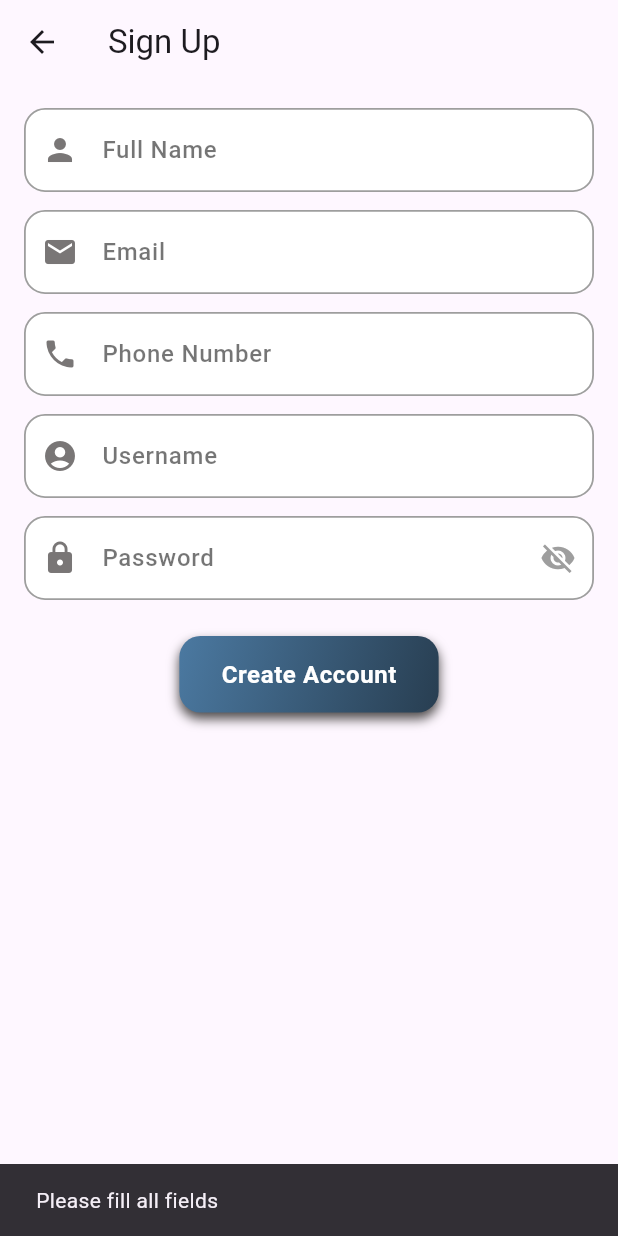
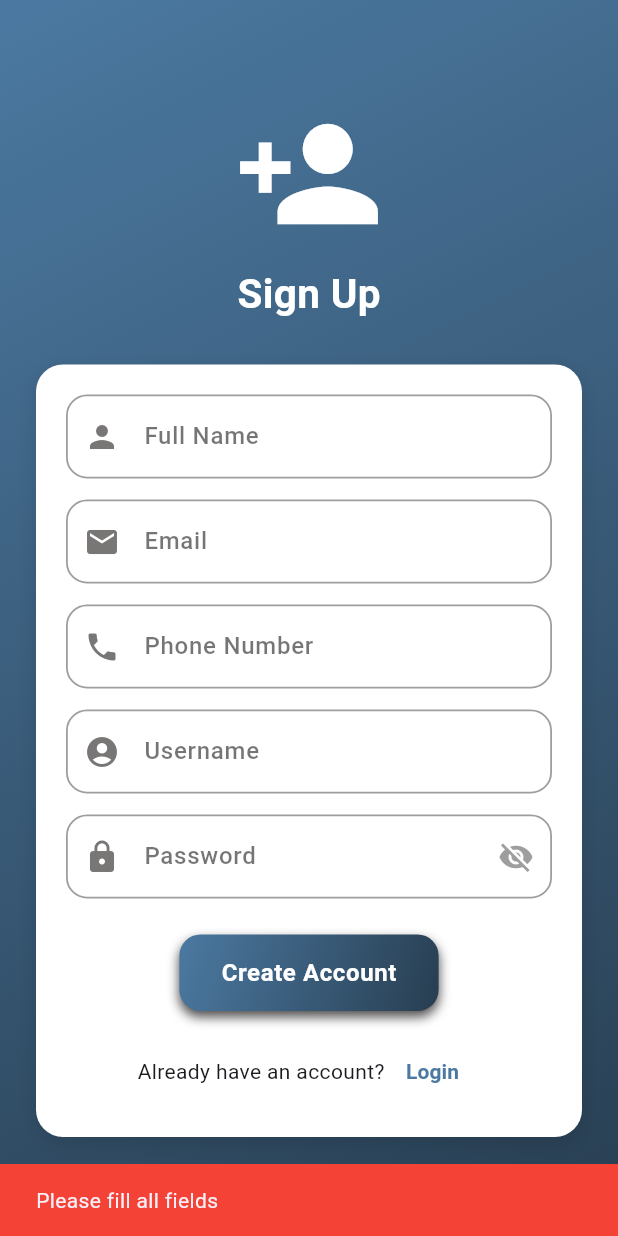
Before and after one commit to lone-wolffie/HealthLink-App-with-Dart, a Flutter app: the Signup screen opened by its route, after a tap on "Create Account", on a phone screen of 412 x 824 dp. Run offline on Flutter 3.47's test engine with Material 3 defaults, Android fonts, the phone set to English and light mode, and no system bars; our stand-ins replace image_picker, shared_preferences; accounts and stored records are empty.

Commit message:
Modify UI for signup screen

```diff
--- a/HealthLink_App_Frontend/lib/main.dart
+++ b/HealthLink_App_Frontend/lib/main.dart
@@ -1,6 +1,5 @@
 import 'package:flutter/material.dart';
 import 'package:shared_preferences/shared_preferences.dart';
-
 import 'screens/login.dart';
 import 'screens/signup.dart';
 import 'screens/home_screen.dart';
@@ -12,48 +11,84 @@ import 'screens/alerts_screen.dart';
 
 void main() async {
   WidgetsFlutterBinding.ensureInitialized();
+
   SharedPreferences prefs = await SharedPreferences.getInstance();
-  int? savedUserId = prefs.getInt("userId");
+  int? savedUserId = prefs.getInt('userId');
 
   runApp(HealthLinkApp(savedUserId: savedUserId));
 }
 
 class HealthLinkApp extends StatelessWidget {
   final int? savedUserId;
-  const HealthLinkApp({super.key, this.savedUserId});
+
+  const HealthLinkApp({
+    super.key,
+    this.savedUserId
+  });
 
   @override
   Widget build(BuildContext context) {
     return MaterialApp(
       debugShowCheckedModeBanner: false,
-      title: "HealthLink App",
+      title: 'HealthLink App',
       theme: ThemeData(
         primarySwatch: Colors.green,
+        useMaterial3: true,
       ),
 
-      // Decide starting screen
-      home: savedUserId == null ? const Login() : HomeScreen(userId: savedUserId!),
+      // starting screen
+      initialRoute: savedUserId == null ? '/login' : '/home',
 
-      routes: {
-        "/login": (context) => const Login(),
-        "/signup": (context) => const Signup(),
+      onGenerateRoute: (settings) {
+        switch (settings.name) {
+          case '/login':
+            return MaterialPageRoute(builder: (_) => const Login());
 
-        "/home": (context) {
-          final userId = ModalRoute.of(context)!.settings.arguments as int;
-          return HomeScreen(userId: userId);
-        },
+          case '/signup':
+            return MaterialPageRoute(builder: (_) => const Signup());
 
-        "/clinics": (context) => const ClinicsScreen(),
-        "/tips": (context) => const TipsScreen(),
-        "/symptomHistory": (context) {
-          final userId = ModalRoute.of(context)!.settings.arguments as int;
-          return SymptomHistoryScreen(userId: userId);
-        },
-        "/addSymptom": (context) {
-          final userId = ModalRoute.of(context)!.settings.arguments as int;
-          return AddSymptomScreen(userId: userId);
-        },
-        "/healthAlerts": (context) => const AlertsScreen(),
+          case '/home':
+            int? userId;
+
+            if (settings.arguments != null && settings.arguments is int) {
+              userId = settings.arguments as int;
+            } else {
+              userId = savedUserId;
+            }
+
+            if (userId != null) {
+              return MaterialPageRoute(
+                builder: (_) => HomeScreen(userId: userId!),
+              );
+            } else {
+              // If no userId, redirect to login
+              return MaterialPageRoute(builder: (_) => const Login());
+            }
+
+          case '/clinics':
+            return MaterialPageRoute(builder: (_) => const ClinicsScreen());
+
+          case '/tips':
+            return MaterialPageRoute(builder: (_) => const TipsScreen());
+
+          case '/symptomHistory':
+            final userId = settings.arguments as int;
+            return MaterialPageRoute(
+              builder: (_) => SymptomHistoryScreen(userId: userId),
+            );
+
+          case '/addSymptom':
+            final userId = settings.arguments as int;
+            return MaterialPageRoute(
+              builder: (_) => AddSymptomScreen(userId: userId),
+            );
+
+          case '/healthAlerts':
+            return MaterialPageRoute(builder: (_) => const AlertsScreen());
+
+          default:
+            return MaterialPageRoute(builder: (_) => const Login());
+        }
       },
     );
   }
--- a/HealthLink_App_Frontend/lib/screens/signup.dart
+++ b/HealthLink_App_Frontend/lib/screens/signup.dart
@@ -3,40 +3,44 @@ import 'package:shared_preferences/shared_preferences.dart';
 import '../services/api_service.dart';
 import '../widgets/styled_reusable_button.dart';
 import '../widgets/text_input_field.dart';
+import '../widgets/loading_indicator.dart';
 
 class Signup extends StatefulWidget {
-  // constructor
   const Signup({
-    super.key,
+    super.key
   });
 
   @override
-  State<Signup> createState() => _SignupState(); // links UI to _SignupState
-
+  State<Signup> createState() => _SignupState();
 }
 
 class _SignupState extends State<Signup> {
-  final TextEditingController fullnameController = TextEditingController(); // user's full name
-  final TextEditingController emailController = TextEditingController(); // user's email
-  final TextEditingController phoneNumberController = TextEditingController(); // user's phone number
-  final TextEditingController usernameController = TextEditingController(); // user's username
-  final TextEditingController passwordController = TextEditingController(); // user's password
+  final TextEditingController fullnameController = TextEditingController();
+  final TextEditingController emailController = TextEditingController();
+  final TextEditingController phoneNumberController = TextEditingController();
+  final TextEditingController usernameController = TextEditingController();
+  final TextEditingController passwordController = TextEditingController();
 
-  void _signup() async {
+  bool _isLoading = false;
+
+  Future<void> _signup() async {
     final fullname = fullnameController.text.trim();
     final email = emailController.text.trim();
     final phone = phoneNumberController.text.trim();
     final username = usernameController.text.trim();
     final password = passwordController.text.trim();
 
-    if (fullname.isEmpty || email.isEmpty || phone.isEmpty || username.isEmpty || password.isEmpty) {
+    if ([fullname, email, phone, username, password].any((value) => value.isEmpty)) {
       ScaffoldMessenger.of(context).showSnackBar(
         const SnackBar(
-          content: Text('Please fill all fields')
+          content: Text('Please fill all fields'),
+          backgroundColor: Colors.red,
         ),
       );
       return;
     }
+
+    setState(() => _isLoading = true);
 
     try {
       final response = await ApiService.signup(fullname, email, phone, username, password);
@@ -46,35 +50,103 @@ class _SignupState extends State<Signup> {
       if (response['success'] == true) {
         final userId = response['userId'];
 
-        // save user after signup
         SharedPreferences prefs = await SharedPreferences.getInstance();
-        await prefs.setInt("userId", userId);
+        await prefs.setInt('userId', userId);
 
-        // redirect to home screen
         if (!mounted) return;
-        Navigator.pushReplacementNamed(context, "/home");
+
+        ScaffoldMessenger.of(context).showSnackBar(
+          const SnackBar(
+            content: Text('Signup successful'),
+            backgroundColor: Colors.green,
+          ),
+        );
+        // Redirect to home screen
+        Navigator.pushReplacementNamed(
+          context,
+          '/home',
+          arguments: userId,
+        );
       } else {
         ScaffoldMessenger.of(context).showSnackBar(
           SnackBar(
-            content: Text(response['message'] ?? 'Signup failed')
+            content: Text(response['message'] ?? 'Signup failed'),
+            backgroundColor: Colors.red,
           ),
         );
       }
     } catch (error) {
+      if (!mounted) return;
       ScaffoldMessenger.of(context).showSnackBar(
-        SnackBar(content: Text('Error: $error')),
+        SnackBar(
+          content: Text('Error: $error')
+        ),
       );
+    } finally {
+      if (mounted) setState(() => _isLoading = false);
     }
   }
 
+  @override
+  void dispose() {
+    fullnameController.dispose();
+    emailController.dispose();
+    phoneNumberController.dispose();
+    usernameController.dispose();
+    passwordController.dispose();
+    super.dispose();
+  }
 
   @override
   Widget build(BuildContext context) {
-    // app screen structure
     return Scaffold(
-      appBar: AppBar(title: const Text('Sign Up')), // top of the screen
-      body: SingleChildScrollView( // screen scroll
-        padding: const EdgeInsets.all(16),
+      body: Container(
+        width: double.infinity,
+        decoration: const BoxDecoration(
+          gradient: LinearGradient(
+            colors: [
+              Color(0xFF4B79A1),
+              Color(0xFF283E51),
+            ],
+            begin: Alignment.topLeft,
+            end: Alignment.bottomRight,
+          ),
+        ),
+        child: Center(
+          child: SingleChildScrollView(
+            padding: const EdgeInsets.symmetric(horizontal: 24),
+            child: Column(
+              children: [
+                const Icon(
+                  Icons.person_add,
+                  size: 100,
+                  color: Colors.white,
+                ),
+                const SizedBox(height: 10),
+                const Text(
+                  'Sign Up',
+                  style: TextStyle(
+                    fontSize: 27,
+                    fontWeight: FontWeight.bold,
+                    color: Colors.white,
+                  ),
+                ),
+                const SizedBox(height: 28),
+
+                // Form Card
+                Container(
+                  padding: const EdgeInsets.all(20),
+                  decoration: BoxDecoration(
+                    color: Colors.white,
+                    borderRadius: BorderRadius.circular(18),
+                    boxShadow: [
+                      BoxShadow(
+                        color: Colors.black12,
+                        blurRadius: 10,
+                        offset: const Offset(0, 4),
+                      ),
+                    ],
+                  ),
                   child: Column(
                     children: [
                       TextInputField(
@@ -82,43 +154,74 @@ class _SignupState extends State<Signup> {
                         label: 'Full Name',
                         icon: Icons.person,
                       ),
+                      const SizedBox(height: 14),
 
-            const SizedBox(height: 12),
                       TextInputField(
                         textController: emailController,
                         label: 'Email',
                         icon: Icons.email,
                       ),
+                      const SizedBox(height: 14),
 
-            const SizedBox(height: 12),
                       TextInputField(
                         textController: phoneNumberController,
                         label: 'Phone Number',
                         icon: Icons.phone,
                       ),
+                      const SizedBox(height: 14),
 
-            const SizedBox(height: 12),
                       TextInputField(
                         textController: usernameController,
                         label: 'Username',
                         icon: Icons.account_circle,
                       ),
+                      const SizedBox(height: 14),
 
-            const SizedBox(height: 12),
                       TextInputField(
                         textController: passwordController,
                         label: 'Password',
                         icon: Icons.lock,
                         hideText: true,
                       ),
+                      const SizedBox(height: 24),
 
-            const SizedBox(height: 24),
-            StyledReusableButton(
+                      _isLoading
+                          ? const LoadingIndicator()
+                          : StyledReusableButton(
                               text: 'Create Account',
                               onClick: _signup,
-              color: Colors.green,
+                              useGradient: true,
+                            ),
+
+                      const SizedBox(height: 16),
+
+                      Row(
+                        mainAxisAlignment: MainAxisAlignment.center,
+                        children: [
+                          const Text('Already have an account?'),
+                          TextButton(
+                            onPressed: () {
+                              Navigator.pushReplacementNamed(
+                                context,
+                                '/login'
+                              );
+                            },
+                            child: const Text(
+                              'Login',
+                              style: TextStyle(
+                                fontWeight: FontWeight.bold,
+                                color: Color(0xFF4B79A1),
+                              ),
+                            ),
                           ),
                         ],
+                      )
+                    ],
+                  ),
+                ),
+              ],
+            ),
+          ),
         ),
       ),
     );
```
Lines whose indentation alone changed are shown as unchanged.
